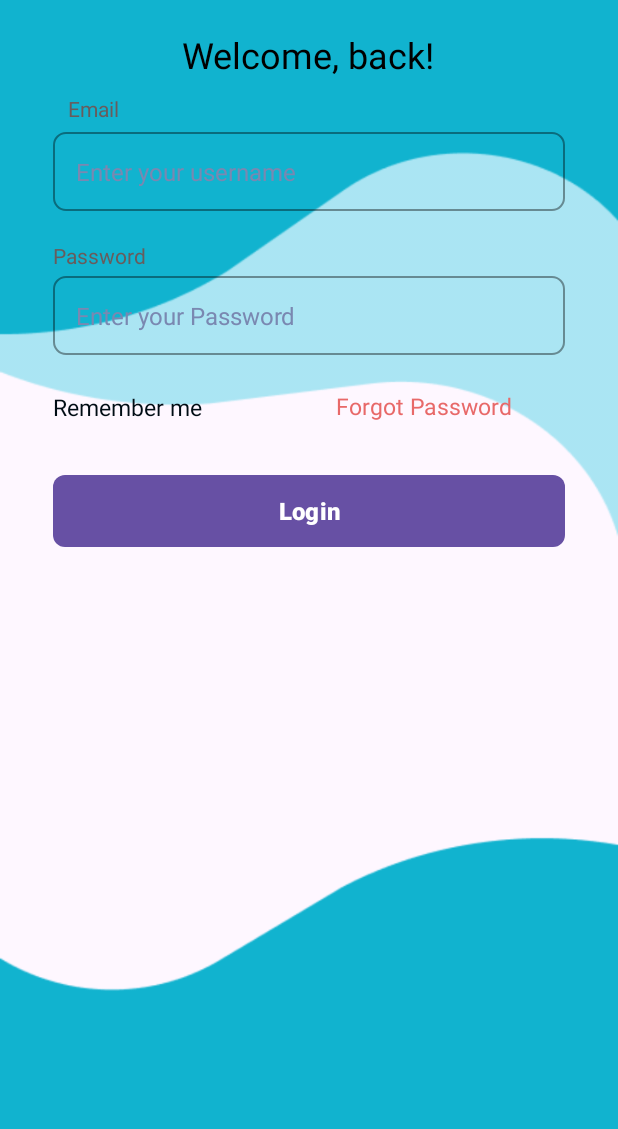
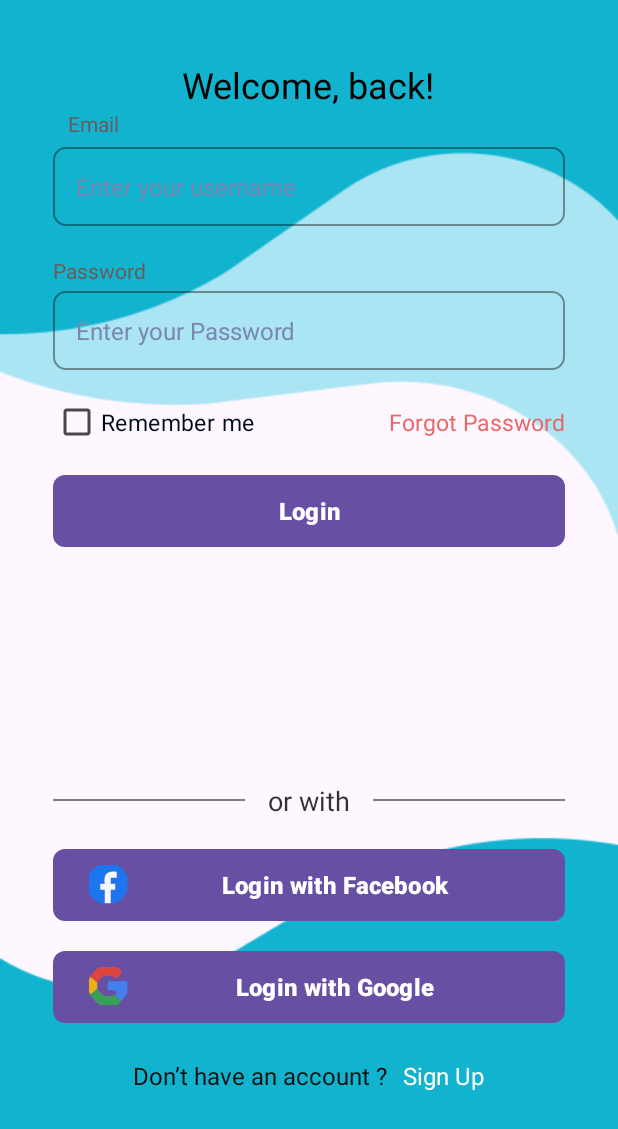
Before and after one commit to GDSCDSU/Healthy-Scan-App, an Android app: the screen it shows after launch (Login), on a phone screen of 412 x 824 dp. Shown: the top 1129 px of the screen. Run offline under Robolectric (Android 15) with nearby library versions, the phone set to English and light mode, and no system bars.

Commit message:
update login page with

```diff
--- /dev/null
+++ b/app/src/main/res/drawable/facebook_logo.xml
@@ -0,0 +1,16 @@
+<vector xmlns:android="http://schemas.android.com/apk/res/android"
+    android:width="26dp"
+    android:height="26dp"
+    android:viewportWidth="26"
+    android:viewportHeight="26">
+  <path
+      android:pathData="M7.5,-0.5C10.833,-0.5 14.167,-0.5 17.5,-0.5C21.167,1.167 23.833,3.833 25.5,7.5C25.5,10.833 25.5,14.167 25.5,17.5C23.833,21.167 21.167,23.833 17.5,25.5C16.5,25.5 15.5,25.5 14.5,25.5C14.5,22.5 14.5,19.5 14.5,16.5C15.5,16.5 16.5,16.5 17.5,16.5C17.5,15.167 17.5,13.833 17.5,12.5C16.5,12.5 15.5,12.5 14.5,12.5C14.5,11.167 14.5,9.833 14.5,8.5C15.833,8.5 17.167,8.5 18.5,8.5C18.5,7.167 18.5,5.833 18.5,4.5C12.167,3.5 9.5,6.167 10.5,12.5C9.5,12.5 8.5,12.5 7.5,12.5C7.5,13.833 7.5,15.167 7.5,16.5C8.5,16.5 9.5,16.5 10.5,16.5C10.5,19.5 10.5,22.5 10.5,25.5C9.5,25.5 8.5,25.5 7.5,25.5C3.833,23.833 1.167,21.167 -0.5,17.5C-0.5,14.167 -0.5,10.833 -0.5,7.5C1.167,3.833 3.833,1.167 7.5,-0.5Z"
+      android:strokeAlpha="0.974"
+      android:fillColor="#1b77f1"
+      android:fillAlpha="0.974"/>
+  <path
+      android:pathData="M14.5,25.5C13.167,25.5 11.833,25.5 10.5,25.5C10.5,22.5 10.5,19.5 10.5,16.5C9.5,16.5 8.5,16.5 7.5,16.5C7.5,15.167 7.5,13.833 7.5,12.5C8.5,12.5 9.5,12.5 10.5,12.5C9.5,6.167 12.167,3.5 18.5,4.5C18.5,5.833 18.5,7.167 18.5,8.5C17.167,8.5 15.833,8.5 14.5,8.5C14.5,9.833 14.5,11.167 14.5,12.5C15.5,12.5 16.5,12.5 17.5,12.5C17.5,13.833 17.5,15.167 17.5,16.5C16.5,16.5 15.5,16.5 14.5,16.5C14.5,19.5 14.5,22.5 14.5,25.5Z"
+      android:strokeAlpha="0.999"
+      android:fillColor="#f5f9fe"
+      android:fillAlpha="0.999"/>
+</vector>
--- /dev/null
+++ b/app/src/main/res/drawable/google_logo.xml
@@ -0,0 +1,26 @@
+<vector xmlns:android="http://schemas.android.com/apk/res/android"
+    android:width="26dp"
+    android:height="26dp"
+    android:viewportWidth="26"
+    android:viewportHeight="26">
+  <path
+      android:pathData="M7.5,-0.5C10.833,-0.5 14.167,-0.5 17.5,-0.5C22.636,1.672 22.803,4.339 18,7.5C12.703,4.184 8.536,5.184 5.5,10.5C4.055,8.937 2.389,7.604 0.5,6.5C2.527,3.806 4.861,1.473 7.5,-0.5Z"
+      android:strokeAlpha="0.896"
+      android:fillColor="#ea4635"
+      android:fillAlpha="0.896"/>
+  <path
+      android:pathData="M0.5,6.5C2.389,7.604 4.055,8.937 5.5,10.5C5.5,11.833 5.5,13.167 5.5,14.5C4.055,16.063 2.389,17.396 0.5,18.5C0.672,17.508 0.338,16.842 -0.5,16.5C-0.5,13.833 -0.5,11.167 -0.5,8.5C0.338,8.158 0.672,7.492 0.5,6.5Z"
+      android:strokeAlpha="0.924"
+      android:fillColor="#f7b907"
+      android:fillAlpha="0.924"/>
+  <path
+      android:pathData="M25.5,9.5C25.5,12.167 25.5,14.833 25.5,17.5C24.407,19.349 23.074,21.016 21.5,22.5C19.833,21.5 18.5,20.167 17.5,18.5C17.804,17.85 18.137,17.184 18.5,16.5C16.604,15.534 14.604,15.201 12.5,15.5C12.5,13.5 12.5,11.5 12.5,9.5C16.833,9.5 21.167,9.5 25.5,9.5Z"
+      android:strokeAlpha="0.928"
+      android:fillColor="#4184f3"
+      android:fillAlpha="0.928"/>
+  <path
+      android:pathData="M5.5,14.5C8.221,19.377 12.221,20.71 17.5,18.5C18.5,20.167 19.833,21.5 21.5,22.5C20.694,23.728 19.694,24.728 18.5,25.5C14.833,25.5 11.167,25.5 7.5,25.5C4.861,23.527 2.527,21.194 0.5,18.5C2.389,17.396 4.055,16.063 5.5,14.5Z"
+      android:strokeAlpha="0.92"
+      android:fillColor="#35a753"
+      android:fillAlpha="0.92"/>
+</vector>
--- a/app/src/main/res/layout/activity_login.xml
+++ b/app/src/main/res/layout/activity_login.xml
@@ -8,22 +8,27 @@
     android:orientation="vertical"
     tools:context=".Login">
 
-    <TextView
-        android:id="@+id/welcome_bac"
-        android:layout_width="wrap_content"
-        android:layout_height="wrap_content"
-        android:layout_marginTop="20dp"
-        android:text="@string/welcome_bac"
-        android:textAppearance="@style/welcome_bac"
-        android:layout_gravity="center_horizontal"/>
+
 
     <LinearLayout
         android:layout_width="match_parent"
-        android:layout_height="400dp"
+        android:layout_height="0dp"
+        android:layout_weight="1.3"
         android:paddingStart="35dp"
         android:paddingEnd="35dp"
-        android:paddingTop="10dp"
+        android:paddingTop="30dp"
+
         android:orientation="vertical">
+
+        <TextView
+            android:id="@+id/welcome_bac"
+            android:layout_width="wrap_content"
+            android:layout_height="wrap_content"
+            android:layout_marginTop="10dp"
+
+            android:text="@string/welcome_bac"
+            android:textAppearance="@style/welcome_bac"
+            android:layout_gravity="center_horizontal"/>
 
         <TextView
             android:id="@+id/email"
@@ -63,6 +68,7 @@
             android:layout_height="wrap_content"
             android:background="@drawable/edit_text_design"
             android:padding="15dp"
+
             android:layout_marginTop="4dp"
             android:textAppearance="@style/email_text"
             android:hint="Enter your Password"
@@ -80,17 +86,14 @@
             <LinearLayout
                 android:layout_width="0dp"
                 android:layout_height="match_parent"
-                android:gravity="center"
                 android:layout_weight="1">
-                <TextView
-                    android:id="@+id/remember_me"
+
+                <CheckBox
                     android:layout_width="match_parent"
-                    android:layout_height="wrap_content"
-                    android:layout_centerHorizontal="true"
-                    android:layout_centerVertical="true"
+                    android:layout_height="match_parent"
                     android:text="@string/remember_me"
-                    android:textAppearance="@style/remember_me"
-                    android:gravity="top"/>
+                    style="@style/remember_me"/>
+
             </LinearLayout>
 
             <LinearLayout
@@ -100,13 +103,11 @@
                 android:layout_weight="1">
                 <TextView
                     android:id="@+id/forgot_pass"
-                    android:layout_width="134dp"
-                    android:layout_height="23dp"
-                    android:layout_centerHorizontal="true"
-                    android:layout_centerVertical="true"
+                    android:layout_width="match_parent"
+                    android:layout_height="wrap_content"
                     android:text="@string/forgot_pass"
                     android:textAppearance="@style/forgot_pass"
-                    android:gravity="top"/>
+                    android:gravity="right"/>
             </LinearLayout>
 
 
@@ -119,9 +120,109 @@
             android:textColor="@color/white"
             android:textStyle="bold"
             android:textSize="16sp"
-            android:layout_marginTop="20dp"
+            android:layout_marginTop="10dp"
             android:background="@drawable/login_signup_button_bg"/>
 
     </LinearLayout>
 
-</LinearLayout>
+
+    <LinearLayout
+        android:layout_width="match_parent"
+        android:layout_height="0dp"
+        android:layout_weight="1"
+        android:paddingStart="35dp"
+        android:paddingEnd="35dp"
+        android:paddingTop="10dp"
+        android:gravity="center"
+        android:paddingBottom="35dp"
+        android:orientation="vertical">
+
+
+        <LinearLayout
+            android:layout_width="match_parent"
+            android:layout_height="wrap_content"
+            android:orientation="horizontal">
+
+            <View
+                android:layout_width="wrap_content"
+                android:layout_height="1dp"
+                android:layout_weight="1"
+                android:layout_gravity="center_vertical"
+                android:background="#80000000"/>
+
+            <TextView
+                android:layout_width="wrap_content"
+                android:layout_height="wrap_content"
+                android:text="@string/or_text"
+                android:textAppearance="@style/or_text"
+                android:layout_marginStart="15dp"
+                android:layout_marginEnd="15dp"/>
+
+            <View
+                android:layout_width="wrap_content"
+                android:layout_height="1dp"
+                android:layout_weight="1"
+                android:layout_gravity="center_vertical"
+                android:background="#80000000"/>
+
+
+        </LinearLayout>
+
+        <Button
+            android:layout_width="match_parent"
+            android:layout_height="wrap_content"
+            android:text="Login with Facebook"
+            android:textColor="@color/white"
+            android:textStyle="bold"
+            android:textSize="16sp"
+            android:drawableLeft="@drawable/facebook_logo"
+            android:layout_marginTop="20dp"
+            android:background="@drawable/login_signup_button_bg"/>
+
+        <Button
+            android:layout_width="match_parent"
+            android:layout_height="wrap_content"
+            android:text="Login with Google"
+            android:textColor="@color/white"
+            android:textStyle="bold"
+            android:textSize="16sp"
+            android:drawableLeft="@drawable/google_logo"
+            android:layout_marginTop="20dp"
+            android:background="@drawable/login_signup_button_bg"/>
+
+        <LinearLayout
+            android:layout_width="match_parent"
+            android:layout_height="50dp"
+            android:weightSum="2"
+            android:layout_marginTop="10dp"
+            android:gravity="center"
+            android:orientation="horizontal">
+
+                <TextView
+
+                    android:layout_width="wrap_content"
+                    android:layout_height="wrap_content"
+                    android:text="@string/don_t_have_"
+                    android:padding="5dp"
+                    android:textAppearance="@style/don_t_have_"
+                    android:gravity="top"/>
+
+
+
+                <TextView
+                    android:id="@+id/sign_up"
+                    android:layout_width="wrap_content"
+                    android:layout_height="wrap_content"
+                    android:padding="5dp"
+                    android:text="@string/sign_up"
+                    android:textAppearance="@style/sign_up"
+                    android:gravity="top"/>
+
+
+
+        </LinearLayout>
+
+    </LinearLayout>
+
+
+    </LinearLayout>
--- a/app/src/main/res/values/strings.xml
+++ b/app/src/main/res/values/strings.xml
@@ -5,4 +5,7 @@
     <string name="password">Password</string>
     <string name="remember_me">Remember me</string>
     <string name="forgot_pass">Forgot Password</string>
+    <string name="don_t_have_">Don’t have an account ?</string>
+    <string name="sign_up">Sign Up</string>
+    <string name="or_text">or with</string>
 </resources>
--- a/app/src/main/res/values/styles.xml
+++ b/app/src/main/res/values/styles.xml
@@ -25,4 +25,19 @@
         <item name="android:textSize">15sp</item>
         <item name="android:textColor">#E86969</item>
     </style>
+
+    <style name="don_t_have_">
+        <item name="android:textSize">16sp</item>
+        <item name="android:textColor">#0D0E0E</item>
+    </style>
+
+    <style name="sign_up">
+        <item name="android:textSize">16sp</item>
+        <item name="android:textColor">#FFFFFF</item>
+    </style>
+
+    <style name="or_text">
+        <item name="android:textSize">18sp</item>
+        <item name="android:textColor">#CC000000</item>
+    </style>
 </resources>
```
